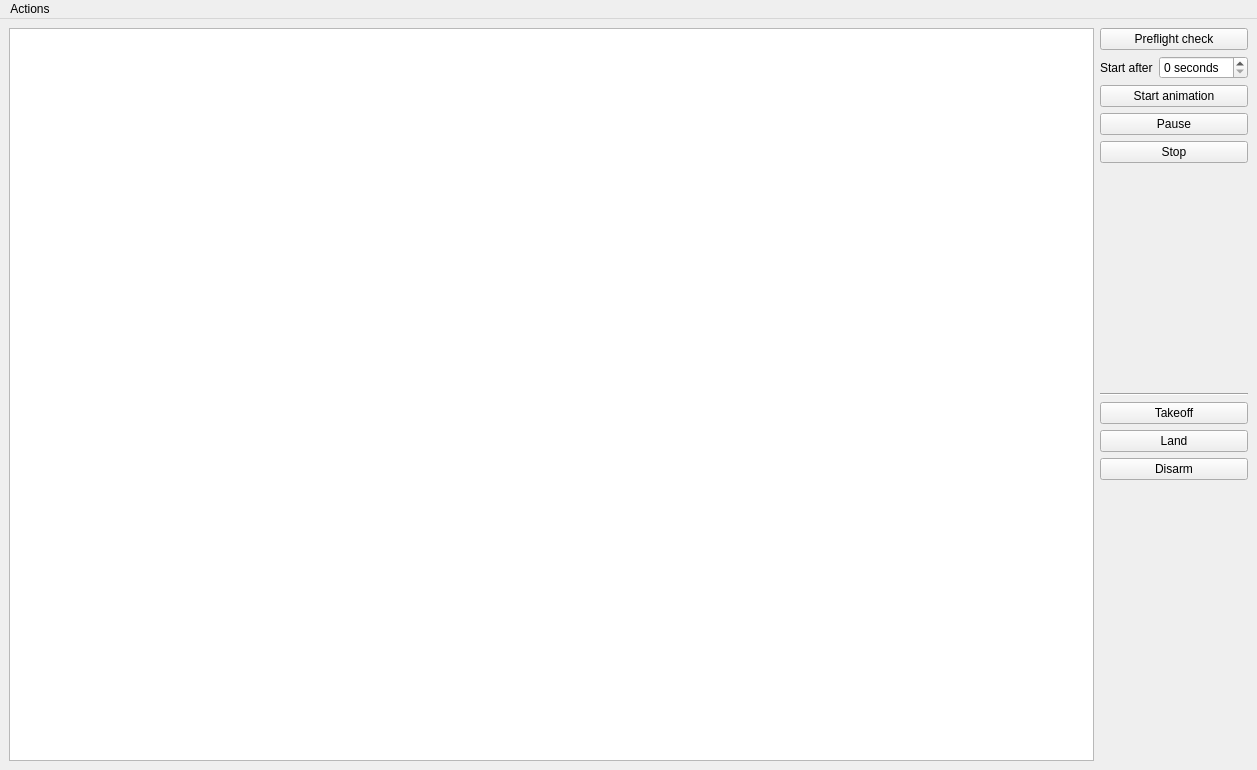
Qt form Server/server_gui.ui (CopterExpress/clever-show) before a commit.
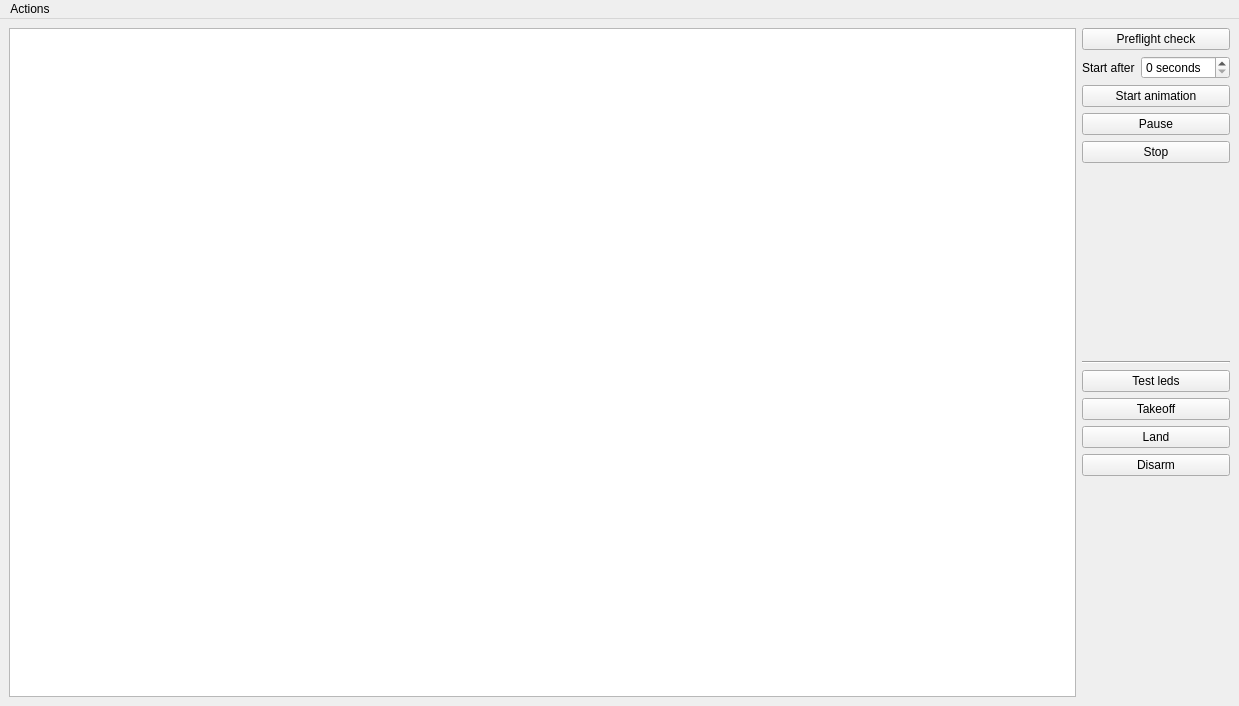
The same form after that commit.

Commit message: Added ui ability to send aruco map files

Patch:
```diff
--- a/Server/server_gui.ui
+++ b/Server/server_gui.ui
@@ -6,8 +6,8 @@
    <rect>
     <x>0</x>
     <y>0</y>
-    <width>1257</width>
-    <height>770</height>
+    <width>1239</width>
+    <height>706</height>
    </rect>
   </property>
   <property name="windowTitle">
@@ -102,7 +102,7 @@
         </item>
         <item>
          <layout class="QFormLayout" name="formLayout_2">
-          <item row="0" column="0" colspan="2">
+          <item row="1" column="0" colspan="2">
            <widget class="QPushButton" name="takeoff_button">
             <property name="enabled">
              <bool>true</bool>
@@ -112,20 +112,27 @@
             </property>
            </widget>
           </item>
-          <item row="1" column="0" colspan="2">
+          <item row="2" column="0" colspan="2">
            <widget class="QPushButton" name="land_button">
             <property name="text">
              <string>Land</string>
             </property>
            </widget>
           </item>
-          <item row="2" column="0" colspan="2">
+          <item row="3" column="0" colspan="2">
            <widget class="QPushButton" name="disarm_button">
             <property name="text">
              <string>Disarm</string>
             </property>
            </widget>
           </item>
+          <item row="0" column="0" colspan="2">
+           <widget class="QPushButton" name="leds_button">
+            <property name="text">
+             <string>Test leds</string>
+            </property>
+           </widget>
+          </item>
          </layout>
         </item>
        </layout>
@@ -139,7 +146,7 @@
     <rect>
      <x>0</x>
      <y>0</y>
-     <width>1257</width>
+     <width>1239</width>
      <height>39</height>
     </rect>
    </property>
```
Left out of the diff: 6 changed lines with no effect on the pictures. The commit also changes 3 other files.
